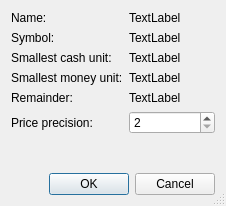
Qt form kmymoney/dialogs/kcurrencyeditordlg.ui (KDE/kmymoney) before a commit.
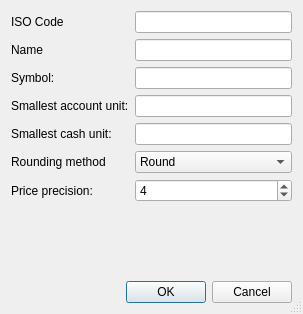
The same form after that commit.

```diff
--- a/kmymoney/dialogs/kcurrencyeditordlg.ui
+++ b/kmymoney/dialogs/kcurrencyeditordlg.ui
@@ -6,8 +6,8 @@
    <rect>
     <x>0</x>
     <y>0</y>
-    <width>226</width>
-    <height>206</height>
+    <width>303</width>
+    <height>314</height>
    </rect>
   </property>
   <property name="windowTitle">
@@ -20,92 +20,158 @@
    <item>
     <layout class="QFormLayout" name="formLayout">
      <item row="0" column="0">
-      <widget class="QLabel" name="lblName">
+      <widget class="QLabel" name="lblIsoCode">
        <property name="text">
-        <string>Name:</string>
+        <string>ISO Code</string>
        </property>
       </widget>
      </item>
-     <item row="1" column="0">
+     <item row="2" column="0">
       <widget class="QLabel" name="lblSymbol">
        <property name="text">
         <string>Symbol:</string>
        </property>
       </widget>
      </item>
-     <item row="2" column="0">
-      <widget class="QLabel" name="lblCashFraction">
-       <property name="text">
-        <string>Smallest cash unit:</string>
-       </property>
-      </widget>
-     </item>
      <item row="3" column="0">
-      <widget class="QLabel" name="lblAccountFraction">
+      <widget class="QLabel" name="lblCashFraction">
        <property name="text">
-        <string>Smallest money unit:</string>
+        <string>Smallest account unit:</string>
        </property>
       </widget>
      </item>
      <item row="4" column="0">
-      <widget class="QLabel" name="lblRemainder">
+      <widget class="QLabel" name="lblAccountFraction">
        <property name="text">
-        <string>Remainder:</string>
+        <string>Smallest cash unit:</string>
        </property>
       </widget>
      </item>
      <item row="5" column="0">
+      <widget class="QLabel" name="lblRemainder">
+       <property name="text">
+        <string>Rounding method</string>
+       </property>
+      </widget>
+     </item>
+     <item row="6" column="0">
       <widget class="QLabel" name="lblpricePrecision">
        <property name="text">
         <string>Price precision:</string>
        </property>
       </widget>
      </item>
-     <item row="5" column="1">
-      <widget class="QSpinBox" name="m_pricePrecision">
+     <item row="6" column="1">
+      <widget class="QSpinBox" name="spbPricePrecision">
+       <property name="toolTip">
+        <string comment="@info:tooltip">Enter the price precision for this currency to be used for exchange rates.</string>
+       </property>
        <property name="minimum">
         <number>2</number>
        </property>
        <property name="maximum">
         <number>10</number>
        </property>
+       <property name="value">
+        <number>4</number>
+       </property>
       </widget>
      </item>
-     <item row="0" column="1">
-      <widget class="QLabel" name="leName">
+     <item row="1" column="0">
+      <widget class="QLabel" name="lblName">
        <property name="text">
-        <string>TextLabel</string>
+        <string>Name</string>
        </property>
       </widget>
      </item>
      <item row="1" column="1">
-      <widget class="QLabel" name="leSymbol">
-       <property name="text">
-        <string>TextLabel</string>
+      <widget class="QLineEdit" name="leName">
+       <property name="toolTip">
+        <string comment="@info:tooltip">Enter the name of the currency here (e.g. Euro)</string>
+       </property>
+      </widget>
+     </item>
+     <item row="0" column="1">
+      <widget class="QLineEdit" name="leIsoCode">
+       <property name="toolTip">
+        <string comment="@info:tooltip">&lt;html&gt;&lt;head/&gt;&lt;body&gt;&lt;p&gt;Enter the ISO4217 code for the currency here (e.g. EUR for the Euro). This cannot be changed once the currency is created.&lt;/p&gt;&lt;/body&gt;&lt;/html&gt;</string>
        </property>
       </widget>
      </item>
      <item row="2" column="1">
-      <widget class="QLabel" name="leAccountFraction">
-       <property name="text">
-        <string>TextLabel</string>
+      <widget class="QLineEdit" name="leSymbol">
+       <property name="toolTip">
+        <string comment="@info:tooltip">Enter the monetary symbol of the currency here (e.g. € for the Euro)</string>
        </property>
       </widget>
      </item>
      <item row="3" column="1">
-      <widget class="QLabel" name="leCashFraction">
-       <property name="text">
-        <string>TextLabel</string>
+      <widget class="QLineEdit" name="leAccountFraction">
+       <property name="toolTip">
+        <string comment="@info:tooltip">Enter the smallest fraction of the currency used for bank accounts here. This cannot be changed once the currency is created.</string>
        </property>
       </widget>
      </item>
      <item row="4" column="1">
-      <widget class="QLabel" name="leRoundingMethod">
-       <property name="text">
-        <string>TextLabel</string>
+      <widget class="QLineEdit" name="leCashFraction">
+       <property name="toolTip">
+        <string comment="@info:tooltip">Enter the smallest fraction of the currency used for cash accounts here. This cannot be changed once the currency is created.</string>
        </property>
       </widget>
      </item>
+     <item row="5" column="1">
+      <widget class="QComboBox" name="comboRoundingMethod">
+       <property name="toolTip">
+        <string comment="@info:tooltip">&lt;html&gt;&lt;head/&gt;&lt;body&gt;&lt;p&gt;Enter the rounding method used for this currency.  See &lt;span style=&quot; font-weight:600;&quot;&gt;What's this&lt;/span&gt; for more details.&lt;/p&gt;&lt;/body&gt;&lt;/html&gt;</string>
+       </property>
+       <property name="whatsThis">
+        <string comment="@info:whatsthis">&lt;html&gt;&lt;head/&gt;&lt;body&gt;&lt;p&gt;&lt;span style=&quot; font-weight:600;&quot;&gt;RoundNever&lt;/span&gt;&lt;/p&gt;&lt;p&gt;Don't do any rounding, simply truncate and print a warning in case of a remainder. Otherwise the same as RoundTrunc.&lt;/p&gt;&lt;p&gt;&lt;span style=&quot; font-weight:600;&quot;&gt;RoundFloor&lt;/span&gt;&lt;/p&gt;&lt;p&gt;Round to the largest integral value not greater than the value. E.g. 0.5 -&amp;gt; 0.0 and -0.5 -&amp;gt; -1.0&lt;/p&gt;&lt;p&gt;&lt;span style=&quot; font-weight:600;&quot;&gt;RoundCeil&lt;/span&gt;&lt;/p&gt;&lt;p&gt;Round to the smallest integral value not less than the value. E.g. 0.5 -&amp;gt; 1.0 and -0.5 -&amp;gt; -0.0&lt;/p&gt;&lt;p&gt;&lt;span style=&quot; font-weight:600;&quot;&gt;RoundTruncate&lt;/span&gt;&lt;/p&gt;&lt;p&gt;No rounding, simply truncate any fraction&lt;/p&gt;&lt;p&gt;&lt;span style=&quot; font-weight:600;&quot;&gt;RoundPromote&lt;/span&gt;&lt;/p&gt;&lt;p&gt;Use RoundCeil for positive and RoundFloor for negative values. E.g. 0.5 -&amp;gt; 1.0 and -0.5 -&amp;gt; -1.0&lt;/p&gt;&lt;p&gt;&lt;span style=&quot; font-weight:600;&quot;&gt;RoundHalfDown&lt;/span&gt;&lt;/p&gt;&lt;p&gt;Round up or down with the following constraints: 0.1 .. 0.5 -&amp;gt; 0.0 and 0.6 .. 0.9 -&amp;gt; 1.0&lt;/p&gt;&lt;p&gt;&lt;span style=&quot; font-weight:600;&quot;&gt;RoundHalfUp&lt;/span&gt;&lt;/p&gt;&lt;p&gt;Round up or down with the following constraints: 0.1 .. 0.4 -&amp;gt; 0.0 and 0.5 .. 0.9 -&amp;gt; 1.0&lt;/p&gt;&lt;p&gt;&lt;span style=&quot; font-weight:600;&quot;&gt;RoundRound&lt;/span&gt;&lt;/p&gt;&lt;p&gt;Use RoundHalfDown for 0.1 .. 0.4 and RoundHalfUp for 0.6 .. 0.9. Use RoundHalfUp for 0.5 in case the resulting numerator is odd, RoundHalfDown in case the resulting numerator is even. E.g. 0.5 -&amp;gt; 0.0 and 1.5 -&amp;gt; 2.0&lt;/p&gt;&lt;/body&gt;&lt;/html&gt;</string>
+       </property>
+       <property name="currentIndex">
+        <number>7</number>
+       </property>
+       <item>
+        <property name="text">
+         <string>Never</string>
+        </property>
+       </item>
+       <item>
+        <property name="text">
+         <string>Floor</string>
+        </property>
+       </item>
+       <item>
+        <property name="text">
+         <string>Ceil</string>
+        </property>
+       </item>
+       <item>
+        <property name="text">
+         <string>Truncate</string>
+        </property>
+       </item>
+       <item>
+        <property name="text">
+         <string>Promote</string>
+        </property>
+       </item>
+       <item>
+        <property name="text">
+         <string>Half Down</string>
+        </property>
+       </item>
+       <item>
+        <property name="text">
+         <string>Half Up</string>
+        </property>
+       </item>
+       <item>
+        <property name="text">
+         <string>Round</string>
+        </property>
+       </item>
+      </widget>
+     </item>
     </layout>
    </item>
    <item>
```
Left out of the diff: 9 changed lines with no effect on the pictures.
